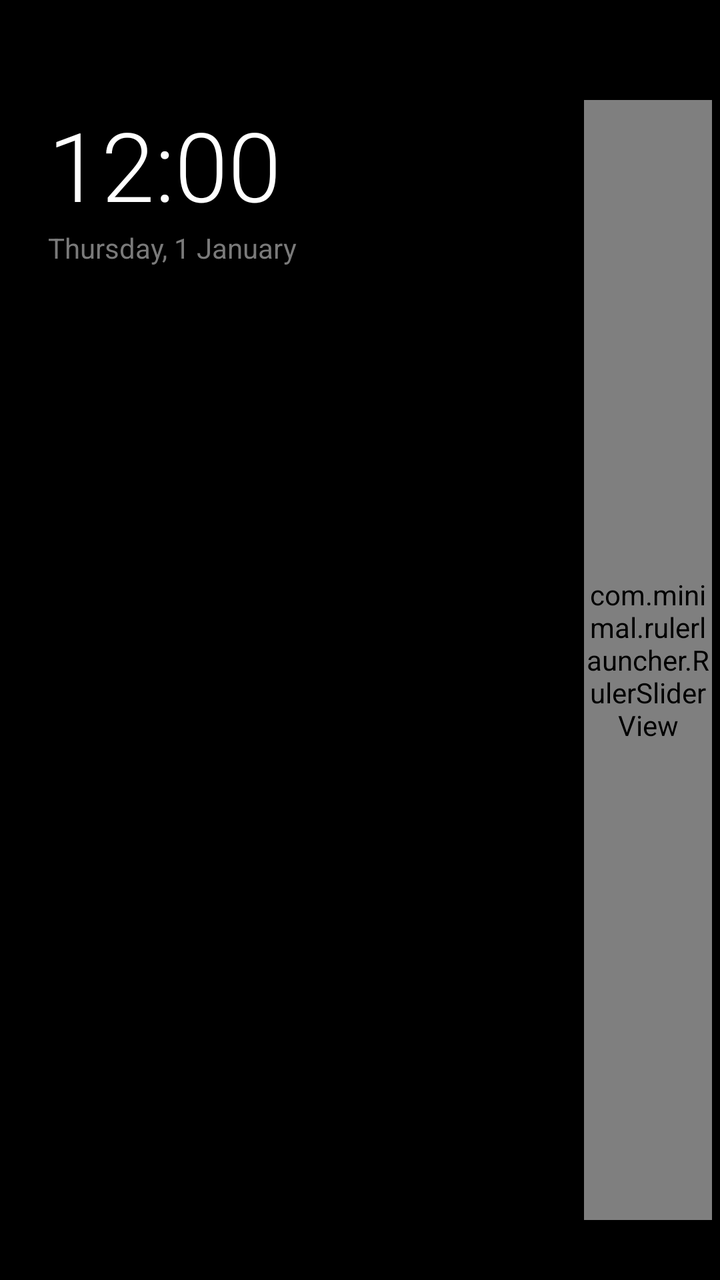
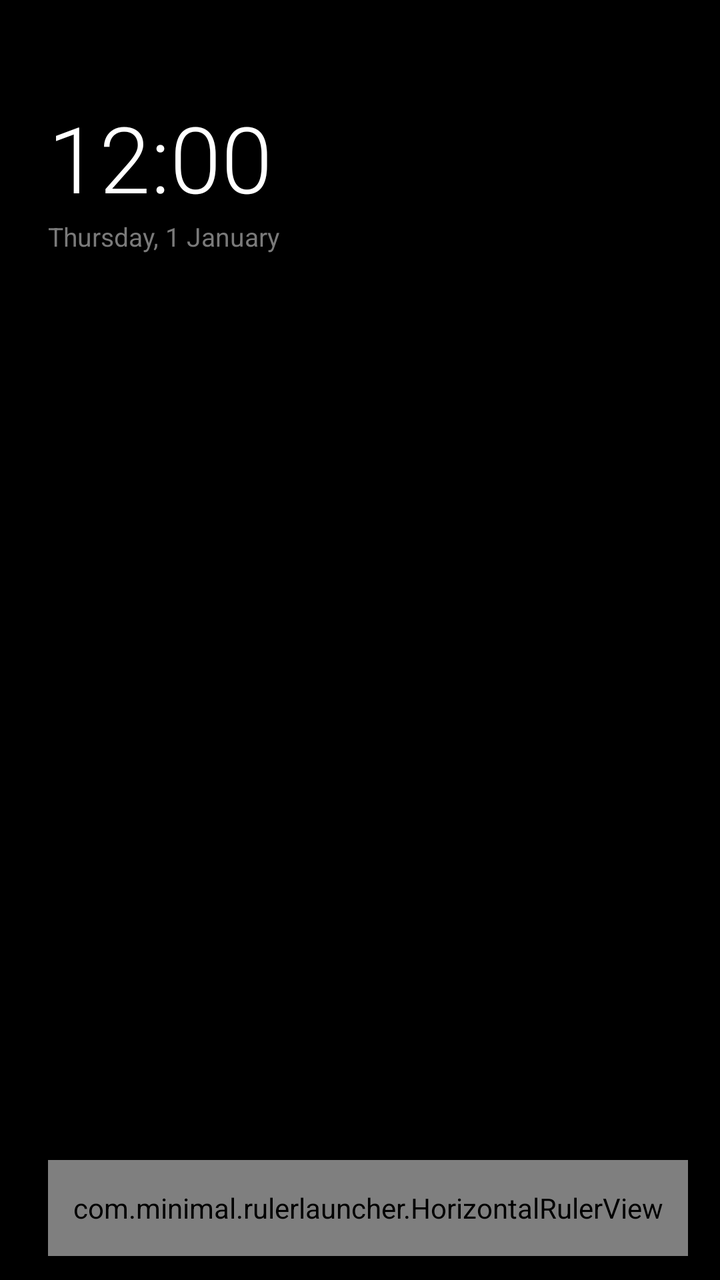

Two renders of the same Android screen: before a commit and after it. Below are the layout's source before the change and the commit's diff.
<!-- AndroidManifest.xml: application theme Theme.RulerLauncher -->
<!-- res/layout/activity_main.xml -->
<?xml version="1.0" encoding="utf-8"?>
<RelativeLayout xmlns:android="http://schemas.android.com/apk/res/android"
    android:layout_width="match_parent"
    android:layout_height="match_parent"
    android:background="@color/bg_amoled"
    android:paddingStart="24dp"
    android:paddingEnd="4dp">

    
    <LinearLayout
        android:id="@+id/headerClock"
        android:layout_width="wrap_content"
        android:layout_height="wrap_content"
        android:layout_marginTop="50dp"
        android:orientation="vertical">

        <TextClock
            android:id="@+id/textClock"
            android:layout_width="wrap_content"
            android:layout_height="wrap_content"
            android:format24Hour="HH:mm"
            android:format12Hour="hh:mm"
            android:textColor="@color/text_primary"
            android:textSize="48sp"
            android:fontFamily="sans-serif-light" />

        <TextClock
            android:id="@+id/textDate"
            android:layout_width="wrap_content"
            android:layout_height="wrap_content"
            android:format24Hour="EEEE, d MMMM"
            android:format12Hour="EEEE, d MMMM"
            android:textColor="@color/text_secondary"
            android:textSize="14sp"
            android:fontFamily="sans-serif" />
    </LinearLayout>

    
    <LinearLayout
        android:id="@+id/favContainer"
        android:layout_width="wrap_content"
        android:layout_height="wrap_content"
        android:layout_below="@id/headerClock"
        android:layout_marginTop="28dp"
        android:orientation="horizontal">

        <ImageView
            android:id="@+id/favWhatsApp"
            android:layout_width="44dp"
            android:layout_height="44dp"
            android:layout_marginEnd="20dp"
            android:contentDescription="WhatsApp" />

        <ImageView
            android:id="@+id/favMaps"
            android:layout_width="44dp"
            android:layout_height="44dp"
            android:layout_marginEnd="20dp"
            android:contentDescription="Maps" />

        <ImageView
            android:id="@+id/favChrome"
            android:layout_width="44dp"
            android:layout_height="44dp"
            android:layout_marginEnd="20dp"
            android:contentDescription="Chrome" />

        <ImageView
            android:id="@+id/favGallery"
            android:layout_width="44dp"
            android:layout_height="44dp"
            android:contentDescription="Gallery" />
    </LinearLayout>

    
    <androidx.recyclerview.widget.RecyclerView
        android:id="@+id/rvApps"
        android:layout_width="match_parent"
        android:layout_height="match_parent"
        android:layout_below="@id/favContainer"
        android:layout_toStartOf="@id/rulerSlider"
        android:layout_marginTop="24dp"
        android:overScrollMode="never" />

    
    <com.minimal.rulerlauncher.RulerSliderView
        android:id="@+id/rulerSlider"
        android:layout_width="64dp"
        android:layout_height="match_parent"
        android:layout_alignParentEnd="true"
        android:layout_marginTop="50dp"
        android:layout_marginBottom="30dp" />

</RelativeLayout>
<!-- resources referenced by this layout -->
<resources>
  <color name="bg_amoled">#000000</color>
  <color name="text_primary">#FFFFFF</color>
  <color name="text_secondary">#7A7A7A</color>
  <style name="Theme.RulerLauncher" parent="Theme.AppCompat.NoActionBar">
          <item name="android:windowBackground">@color/bg_amoled</item>
          <item name="android:statusBarColor">@color/bg_amoled</item>
          <item name="android:navigationBarColor">@color/bg_amoled</item>
      </style>
</resources>

<!-- the commit's change to res/layout/activity_main.xml (unified diff, before → after) -->
@@ -4,14 +4,14 @@
     android:layout_height="match_parent"
     android:background="@color/bg_amoled"
     android:paddingStart="24dp"
-    android:paddingEnd="4dp">
+    android:paddingEnd="16dp">
 
     
     <LinearLayout
         android:id="@+id/headerClock"
         android:layout_width="wrap_content"
         android:layout_height="wrap_content"
-        android:layout_marginTop="50dp"
+        android:layout_marginTop="48dp"
         android:orientation="vertical">
 
         <TextClock
@@ -21,7 +21,7 @@
             android:format24Hour="HH:mm"
             android:format12Hour="hh:mm"
             android:textColor="@color/text_primary"
-            android:textSize="48sp"
+            android:textSize="46sp"
             android:fontFamily="sans-serif-light" />
 
         <TextClock
@@ -31,7 +31,7 @@
             android:format24Hour="EEEE, d MMMM"
             android:format12Hour="EEEE, d MMMM"
             android:textColor="@color/text_secondary"
-            android:textSize="14sp"
+            android:textSize="13sp"
             android:fontFamily="sans-serif" />
     </LinearLayout>
 
@@ -41,54 +41,54 @@
         android:layout_width="wrap_content"
         android:layout_height="wrap_content"
         android:layout_below="@id/headerClock"
-        android:layout_marginTop="28dp"
+        android:layout_marginTop="24dp"
         android:orientation="horizontal">
 
         <ImageView
             android:id="@+id/favWhatsApp"
-            android:layout_width="44dp"
-            android:layout_height="44dp"
+            android:layout_width="38dp"
+            android:layout_height="38dp"
             android:layout_marginEnd="20dp"
-            android:contentDescription="WhatsApp" />
+            android:contentDescription="Fav 1" />
 
         <ImageView
             android:id="@+id/favMaps"
-            android:layout_width="44dp"
-            android:layout_height="44dp"
+            android:layout_width="38dp"
+            android:layout_height="38dp"
             android:layout_marginEnd="20dp"
-            android:contentDescription="Maps" />
+            android:contentDescription="Fav 2" />
 
         <ImageView
             android:id="@+id/favChrome"
-            android:layout_width="44dp"
-            android:layout_height="44dp"
+            android:layout_width="38dp"
+            android:layout_height="38dp"
             android:layout_marginEnd="20dp"
-            android:contentDescription="Chrome" />
+            android:contentDescription="Fav 3" />
 
         <ImageView
             android:id="@+id/favGallery"
-            android:layout_width="44dp"
-            android:layout_height="44dp"
-            android:contentDescription="Gallery" />
+            android:layout_width="38dp"
+            android:layout_height="38dp"
+            android:contentDescription="Fav 4" />
     </LinearLayout>
 
     
     <androidx.recyclerview.widget.RecyclerView
         android:id="@+id/rvApps"
-        android:layout_width="match_parent"
+        android:layout_width="220dp"
         android:layout_height="match_parent"
         android:layout_below="@id/favContainer"
-        android:layout_toStartOf="@id/rulerSlider"
-        android:layout_marginTop="24dp"
+        android:layout_alignParentEnd="true"
+        android:layout_marginTop="20dp"
+        android:layout_marginBottom="60dp"
         android:overScrollMode="never" />
 
     
-    <com.minimal.rulerlauncher.RulerSliderView
-        android:id="@+id/rulerSlider"
-        android:layout_width="64dp"
-        android:layout_height="match_parent"
-        android:layout_alignParentEnd="true"
-        android:layout_marginTop="50dp"
-        android:layout_marginBottom="30dp" />
+    <com.minimal.rulerlauncher.HorizontalRulerView
+        android:id="@+id/horizontalRuler"
+        android:layout_width="match_parent"
+        android:layout_height="48dp"
+        android:layout_alignParentBottom="true"
+        android:layout_marginBottom="12dp" />
 
 </RelativeLayout>
